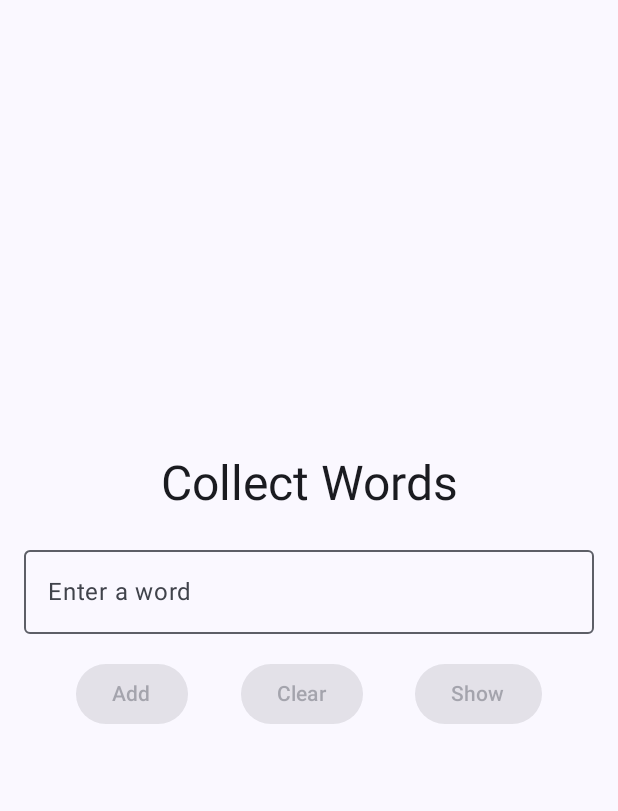
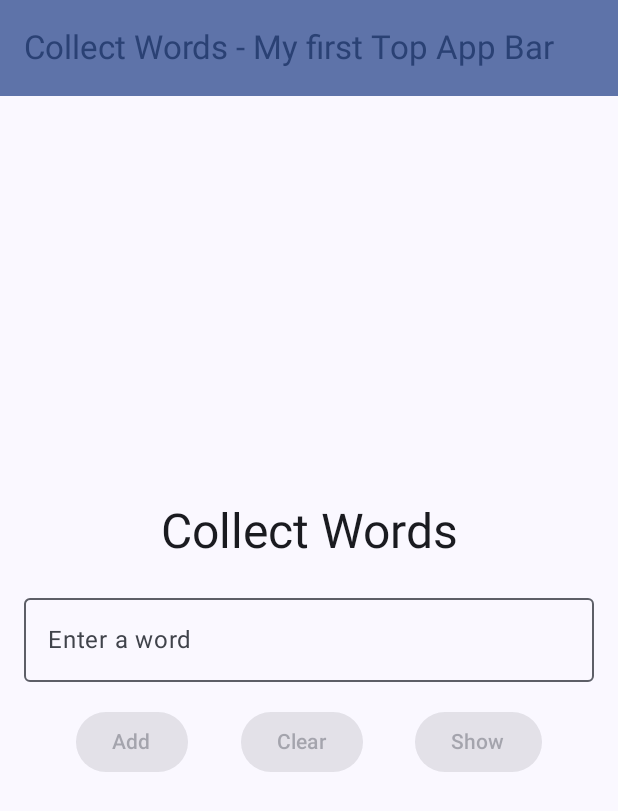
Before and after one commit to gulromero/CollectWordsv1, an Android app built with Jetpack Compose: the screen it shows after launch (MainActivity), on a phone screen of 412 x 824 dp. Shown: the top 811 px of the screen. Run offline under Robolectric (Android 15) with nearby library versions, the phone set to English and light mode, and no system bars.

Commit message:
hehe lektier pt2

```diff
--- a/app/src/main/java/com/example/collectwordsv1/MainActivity.kt
+++ b/app/src/main/java/com/example/collectwordsv1/MainActivity.kt
@@ -6,12 +6,10 @@ import androidx.activity.ComponentActivity
 import androidx.activity.compose.setContent
 import androidx.activity.enableEdgeToEdge
 import androidx.compose.foundation.layout.*
-import androidx.compose.foundation.text.BasicTextField
 import androidx.compose.material3.*
 import androidx.compose.runtime.*
 import androidx.compose.ui.Alignment
 import androidx.compose.ui.Modifier
-import androidx.compose.ui.text.input.TextFieldValue
 import androidx.compose.ui.tooling.preview.Preview
 import androidx.compose.ui.unit.dp
 import com.example.collectwordsv1.ui.theme.CollectWordsv1Theme
@@ -23,26 +21,36 @@ class MainActivity : ComponentActivity() {
 
     setContent {
       CollectWordsv1Theme {
-        Surface(
-          modifier = Modifier.fillMaxSize(),
-          color = MaterialTheme.colorScheme.background
-        ) {
         CollectWordsApp()
       }
     }
   }
 }
-}
 
+@OptIn(ExperimentalMaterial3Api::class)
 @Composable
 fun CollectWordsApp() {
-  var text by remember { mutableStateOf(TextFieldValue("")) }
+  var text by remember { mutableStateOf("") }
   var words by remember { mutableStateOf(mutableListOf<String>()) }
   var output by remember { mutableStateOf("") }
 
+  Scaffold(
+    topBar = {
+      TopAppBar(
+        colors = TopAppBarDefaults.topAppBarColors(
+          containerColor = MaterialTheme.colorScheme.primaryContainer,
+          titleContentColor = MaterialTheme.colorScheme.primary,
+        ),
+        title = {
+          Text("Collect Words - My first Top App Bar")
+        }
+      )
+    },
+    content = { innerPadding ->
       Column(
         modifier = Modifier
           .fillMaxSize()
+          .padding(innerPadding)
           .padding(16.dp),
         verticalArrangement = Arrangement.Center,
         horizontalAlignment = Alignment.CenterHorizontally
@@ -70,11 +78,11 @@ fun CollectWordsApp() {
         ) {
           Button(
             onClick = {
-          words.add(text.text)
-          text = TextFieldValue("")
+              words.add(text)
+              text = ""
               Log.d("CollectWords", "Word added: ${words.joinToString()}")
             },
-        enabled = text.text.isNotBlank()
+            enabled = text.isNotBlank()
           ) {
             Text("Add")
           }
@@ -110,6 +118,8 @@ fun CollectWordsApp() {
         )
       }
     }
+  )
+}
 
 @Preview(showBackground = true)
 @Composable
```
Lines whose indentation alone changed are shown as unchanged.
